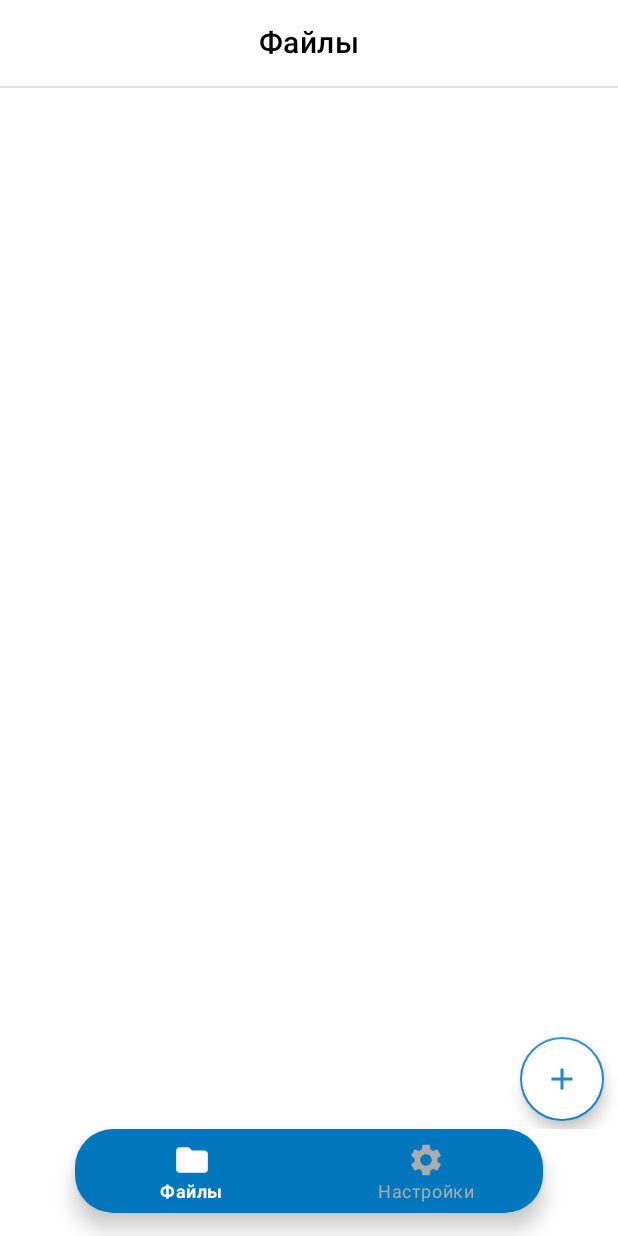
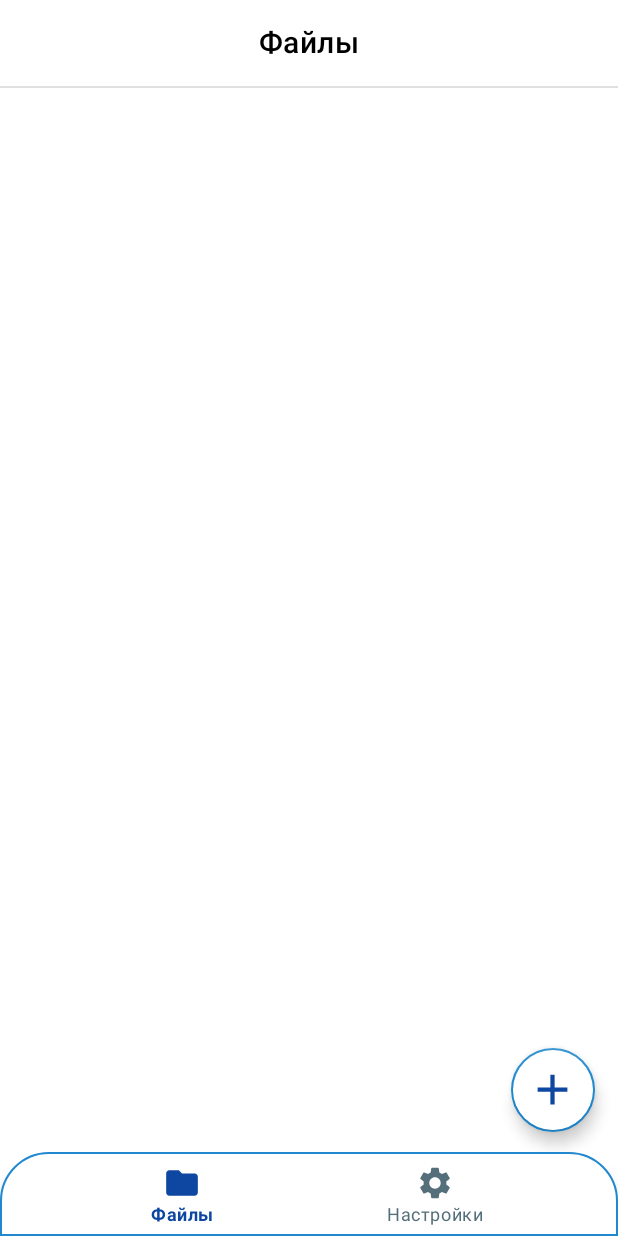
Before and after one commit to StepanTabrisov/diplom, an Android app: the FileSystemFragment screen opened directly, with no data from a screen before it, on a phone screen of 412 x 824 dp. Run offline under Robolectric (Android 15) with nearby library versions, the phone set to English and light mode, and no system bars.

Commit message:
change design v2

```diff
--- a/app/src/main/res/drawable/border.xml
+++ b/app/src/main/res/drawable/border.xml
@@ -1,6 +1,9 @@
 <?xml version="1.0" encoding="utf-8"?>
 <shape xmlns:android="http://schemas.android.com/apk/res/android"
     android:shape="rectangle">
-    <solid android:color = "#0277BD"></solid>
-    <corners android:radius="25dp" />
+    <stroke android:width="1.5dp"
+        android:color="#1f88ce" />
+    <solid android:color = "#ffffff"></solid>
+    <corners android:topLeftRadius="32dp"
+        android:topRightRadius="32dp"/>
 </shape>
--- a/app/src/main/res/drawable/bottom_selector.xml
+++ b/app/src/main/res/drawable/bottom_selector.xml
@@ -1,6 +1,6 @@
 <?xml version="1.0" encoding="utf-8"?>
 <selector xmlns:android="http://schemas.android.com/apk/res/android">
 
-    <item android:state_checked="true" android:color="#ffffff"/>
-    <item android:color="#ababab"/>
+    <item android:state_checked="true" android:color="#0D47A1"/>
+    <item android:color="#546E7A"/>
 </selector>
--- a/app/src/main/res/drawable/ic_baseline_add_24.xml
+++ b/app/src/main/res/drawable/ic_baseline_add_24.xml
@@ -1,6 +1,6 @@
-<vector android:height="24dp" android:tint="#FFFFFF"
+<vector android:height="28dp" android:tint="#FFFFFF"
     android:viewportHeight="24" android:viewportWidth="24"
-    android:width="24dp" xmlns:android="http://schemas.android.com/apk/res/android"
+    android:width="28dp" xmlns:android="http://schemas.android.com/apk/res/android"
     >
     <path android:fillColor="@android:color/white" android:pathData="M19,13h-6v6h-2v-6H5v-2h6V5h2v6h6v2z"/>
 </vector>
--- a/app/src/main/res/layout/main_activity.xml
+++ b/app/src/main/res/layout/main_activity.xml
@@ -87,13 +87,12 @@
         app:layout_constraintStart_toStartOf="parent"
         app:menu="@menu/bottom_menu"
 
-
         android:background="@drawable/border"
 
         android:layout_marginTop="30dp"
-        android:layout_marginStart="50dp"
-        android:layout_marginEnd="50dp"
-        android:layout_marginBottom="15dp"
+        android:layout_marginStart="00dp"
+        android:layout_marginEnd="0dp"
+        android:layout_marginBottom="0dp"
         android:elevation="20dp"
         android:stateListAnimator="@null"
 
--- a/app/src/main/res/layout/parent_fs_fragment.xml
+++ b/app/src/main/res/layout/parent_fs_fragment.xml
@@ -23,12 +23,14 @@
         android:id="@+id/f_add_fab"
         android:layout_width="56dp"
         android:layout_height="wrap_content"
-        android:layout_marginEnd="8dp"
+        android:layout_marginEnd="14dp"
 
-        android:layout_marginBottom="4dp"
+        android:layout_marginBottom="12dp"
         android:backgroundTint="@color/white"
         android:clickable="true"
         android:visibility="visible"
+
+        app:maxImageSize="34dp"
 
         app:backgroundTint="#1f88ce"
         app:borderWidth="1dp"
@@ -39,15 +41,38 @@
         app:layout_constraintTop_toTopOf="parent"
         app:layout_constraintVertical_bias="0.998"
         app:srcCompat="@drawable/ic_baseline_add_24"
-        app:tint="#1f88ce"
+        app:tint="#0D47A1"
         tools:ignore="SpeakableTextPresentCheck" />
 
     <com.google.android.material.floatingactionbutton.FloatingActionButton
         android:id="@+id/f_add_file_fab"
         android:layout_width="wrap_content"
         android:layout_height="wrap_content"
-        android:layout_marginEnd="8dp"
-        android:layout_marginBottom="24dp"
+        android:layout_marginEnd="14dp"
+        android:layout_marginBottom="20dp"
+
+        android:backgroundTint="@color/white"
+        android:clickable="true"
+        android:visibility="invisible"
+        app:backgroundTint="#1f88ce"
+
+
+        app:borderWidth="1dp"
+        app:layout_constraintBottom_toTopOf="@+id/f_add_fab"
+        app:layout_constraintEnd_toEndOf="parent"
+        app:layout_constraintHorizontal_bias="1.0"
+        app:layout_constraintStart_toStartOf="parent"
+        app:layout_constraintTop_toTopOf="parent"
+        app:layout_constraintVertical_bias="1.0"
+        app:srcCompat="@drawable/ic_baseline_insert_drive_file_24"
+        app:tint="#0D47A1"
+        tools:ignore="SpeakableTextPresentCheck" />
+
+    <com.google.android.material.floatingactionbutton.FloatingActionButton
+        android:id="@+id/f_add_folder_fab"
+        android:layout_width="wrap_content"
+        android:layout_height="wrap_content"
+        android:layout_marginBottom="20dp"
 
         android:backgroundTint="@color/white"
         android:clickable="true"
@@ -55,35 +80,14 @@
         app:backgroundTint="#1f88ce"
 
         app:borderWidth="1dp"
-        app:layout_constraintBottom_toTopOf="@+id/f_add_fab"
+        app:layout_constraintBottom_toTopOf="@+id/f_add_file_fab"
         app:layout_constraintEnd_toEndOf="parent"
-        app:layout_constraintHorizontal_bias="0.997"
+        app:layout_constraintHorizontal_bias="0.96"
         app:layout_constraintStart_toStartOf="parent"
         app:layout_constraintTop_toTopOf="parent"
         app:layout_constraintVertical_bias="1.0"
-        app:srcCompat="@drawable/ic_baseline_insert_drive_file_24"
-        app:tint="#1f88ce"
-        tools:ignore="SpeakableTextPresentCheck" />
-
-    <com.google.android.material.floatingactionbutton.FloatingActionButton
-        android:id="@+id/f_add_folder_fab"
-        android:layout_width="wrap_content"
-        android:layout_height="wrap_content"
-        android:backgroundTint="@color/white"
-
-        android:clickable="true"
-        android:visibility="invisible"
-        app:backgroundTint="#1f88ce"
-        app:borderWidth="1dp"
-
-        app:layout_constraintBottom_toTopOf="@+id/f_add_file_fab"
-        app:layout_constraintEnd_toEndOf="parent"
-        app:layout_constraintHorizontal_bias="0.974"
-        app:layout_constraintStart_toStartOf="parent"
-        app:layout_constraintTop_toTopOf="parent"
-        app:layout_constraintVertical_bias="0.953"
         app:srcCompat="@drawable/ic_baseline_folder_24"
-        app:tint="#1f88ce"
+        app:tint="#0D47A1"
         tools:ignore="SpeakableTextPresentCheck" />
 
 </androidx.constraintlayout.widget.ConstraintLayout>
```
